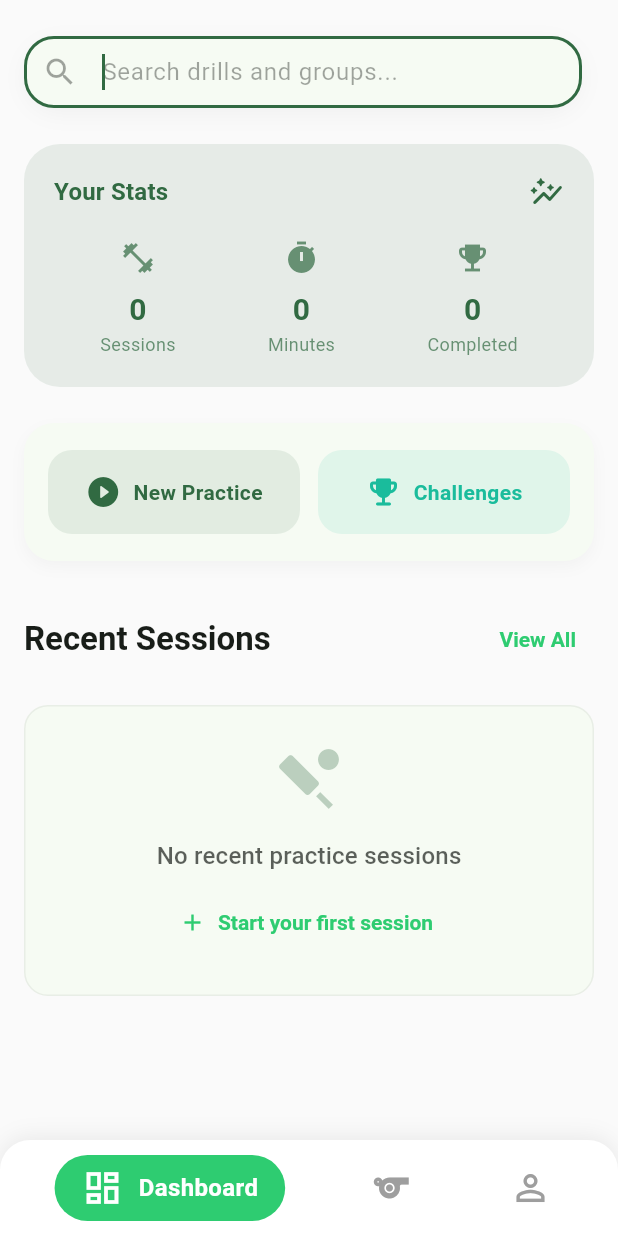
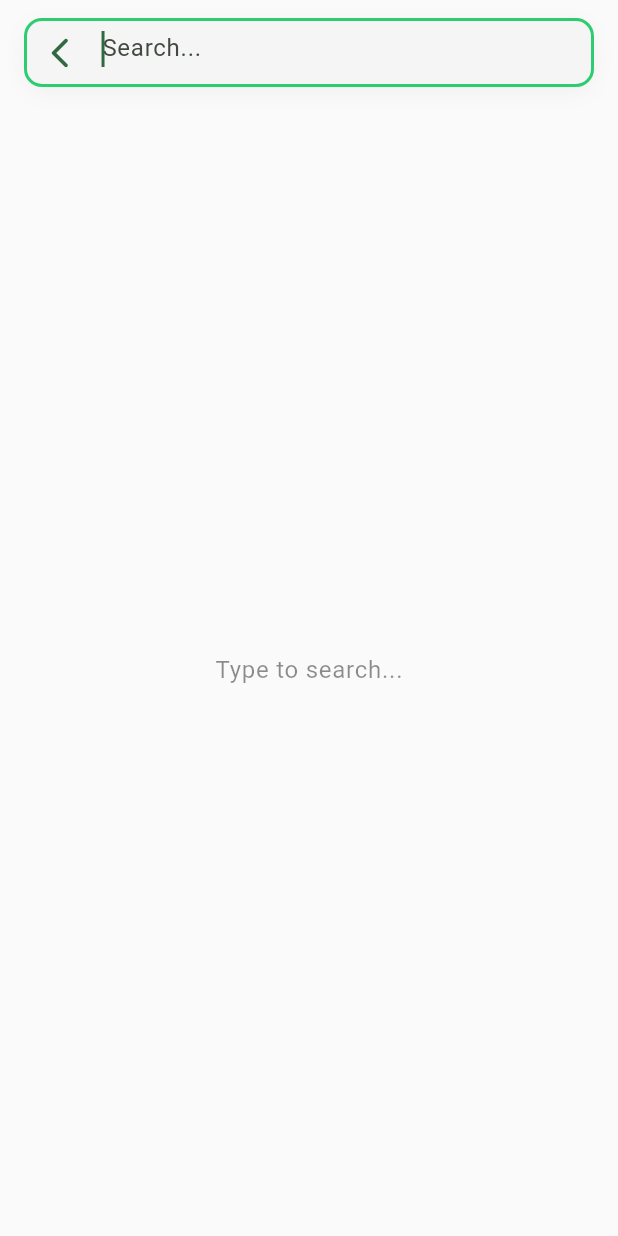
Before and after one commit to Force-Power-Infotech/bowlsace, a Flutter app: the MainNavigationScreen screen opened by its route, after a tap on the "search" icon, on a phone screen of 412 x 824 dp. Run offline on Flutter 3.47's test engine with Material 3 defaults, Android fonts, the phone set to English and light mode, and no system bars; our stand-ins replace connectivity_plus, flutter_secure_storage, get_it, shared_preferences; accounts and stored records are empty; network calls fail.

Commit message:
feat: Implement search functionality with dedicated SearchScreen and update DashboardScreen and DrillGroupsScreen for navigation

```diff
--- a/lib/ui/screens/dashboard/dashboard_screen.dart
+++ b/lib/ui/screens/dashboard/dashboard_screen.dart
@@ -1,5 +1,6 @@
 import 'package:flutter/material.dart';
 import 'package:provider/provider.dart';
+import '../../../ui/screens/search/search_screen.dart';
 import '../../../di/service_locator.dart';
 
 import '../../../providers/user_provider.dart';
@@ -17,8 +18,7 @@ class DashboardScreen extends StatefulWidget {
 }
 
 class _DashboardScreenState extends State<DashboardScreen> {
-  bool _showSearch = false;
-  final TextEditingController _searchController = TextEditingController();
+  // Removed unused _showSearch and _searchController
   bool _isLoading = true;
   String? _errorMessage;
 
@@ -154,74 +154,7 @@ class _DashboardScreenState extends State<DashboardScreen> {
               crossAxisAlignment: CrossAxisAlignment.center,
               children: [
                 Expanded(
-                  child: _showSearch
-                      ? Container(
-                          decoration: BoxDecoration(
-                            color: theme.colorScheme.surface,
-                            borderRadius: BorderRadius.circular(50),
-                            boxShadow: [
-                              BoxShadow(
-                                color: theme.shadowColor.withOpacity(0.04),
-                                blurRadius: 12,
-                                offset: const Offset(0, 4),
-                              ),
-                            ],
-                          ),
-                          child: FocusScope(
-                            child: Focus(
-                              onFocusChange: (hasFocus) {
-                                if (!hasFocus) {
-                                  setState(() {
-                                    _showSearch = false;
-                                    _searchController.clear();
-                                  });
-                                }
-                              },
-                              child: TextField(
-                                controller: _searchController,
-                                autofocus: true,
-                                decoration: InputDecoration(
-                                  prefixIcon: Icon(
-                                    Icons.search,
-                                    color: theme.colorScheme.onSurface.withOpacity(0.4),
-                                  ),
-                                  hintText: 'Search drills and groups...',
-                                  hintStyle: TextStyle(
-                                    color: theme.colorScheme.onSurface.withOpacity(0.4),
-                                  ),
-                                  filled: true,
-                                  fillColor: theme.colorScheme.surface,
-                                  contentPadding: const EdgeInsets.symmetric(vertical: 0, horizontal: 0),
-                                  enabledBorder: OutlineInputBorder(
-                                    borderRadius: BorderRadius.circular(16),
-                                    borderSide: BorderSide(
-                                      color: theme.colorScheme.primary.withOpacity(0.15),
-                                      width: 1.2,
-                                    ),
-                                  ),
-                                  focusedBorder: OutlineInputBorder(
-                                    borderRadius: BorderRadius.circular(20),
-                                    borderSide: BorderSide(
-                                      color: theme.colorScheme.primary,
-                                      width: 2,
-                                    ),
-                                  ),
-                                  border: OutlineInputBorder(
-                                    borderRadius: BorderRadius.circular(16),
-                                    borderSide: BorderSide(
-                                      color: theme.colorScheme.primary.withOpacity(0.15),
-                                      width: 1.2,
-                                    ),
-                                  ),
-                                ),
-                                onChanged: (value) {
-                                  // TODO: Implement search functionality
-                                },
-                              ),
-                            ),
-                          ),
-                        )
-                      : Text(
+                  child: Text(
                     userProvider.user!.firstName ??
                         userProvider.user!.username ??
                         'Bowler',
@@ -233,17 +166,18 @@ class _DashboardScreenState extends State<DashboardScreen> {
                 ),
                 const SizedBox(width: 8),
                 // Search icon button (top right)
-                if (!_showSearch)
                 GestureDetector(
                   onTap: () {
-                      setState(() {
-                        _showSearch = true;
-                      });
+                    Navigator.push(
+                      context,
+                      MaterialPageRoute(
+                        builder: (context) => const SearchScreen(),
+                      ),
+                    );
                   },
                   child: Container(
                     width: 40,
                     height: 40,
-                      // No margin, flush right
                     decoration: BoxDecoration(
                       color: theme.colorScheme.primary.withOpacity(0.1),
                       shape: BoxShape.circle,
--- /dev/null
+++ b/lib/ui/screens/search/search_screen.dart
@@ -0,0 +1,88 @@
+import 'package:flutter/material.dart';
+
+class SearchScreen extends StatefulWidget {
+  const SearchScreen({super.key});
+
+  @override
+  State<SearchScreen> createState() => _SearchScreenState();
+}
+
+class _SearchScreenState extends State<SearchScreen> {
+  final TextEditingController _controller = TextEditingController();
+  List<String> _suggestions = [];
+
+  @override
+  Widget build(BuildContext context) {
+    final theme = Theme.of(context);
+    return Scaffold(
+      appBar: PreferredSize(
+        preferredSize: const Size.fromHeight(70),
+        child: SafeArea(
+          child: Padding(
+            padding: const EdgeInsets.symmetric(horizontal: 16, vertical: 12),
+            child: Container(
+              decoration: BoxDecoration(
+                color: theme.colorScheme.surface,
+                borderRadius: BorderRadius.circular(16),
+                boxShadow: [
+                  BoxShadow(
+                    color: theme.shadowColor.withOpacity(0.04),
+                    blurRadius: 12,
+                    offset: const Offset(0, 4),
+                  ),
+                ],
+              ),
+              child: TextField(
+                controller: _controller,
+                autofocus: true,
+                decoration: InputDecoration(
+                  prefixIcon: IconButton(
+                    icon: Icon(Icons.arrow_back_ios_new_rounded, color: theme.colorScheme.primary),
+                    onPressed: () => Navigator.of(context).pop(),
+                  ),
+                  hintText: 'Search...',
+                  border: InputBorder.none,
+                  contentPadding: const EdgeInsets.symmetric(vertical: 16),
+                ),
+                onChanged: (value) {
+                  // TODO: Call search API and update _suggestions
+                  setState(() {
+                    _suggestions = value.isEmpty
+                        ? []
+                        : List.generate(3, (i) => 'Suggestion for "$value" #${i + 1}');
+                  });
+                },
+              ),
+            ),
+          ),
+        ),
+      ),
+      body: _controller.text.isEmpty
+          ? Center(
+              child: Text(
+                'Type to search...',
+                style: theme.textTheme.bodyLarge?.copyWith(
+                  color: theme.colorScheme.onSurface.withOpacity(0.5),
+                ),
+              ),
+            )
+          : ListView.builder(
+              padding: const EdgeInsets.symmetric(vertical: 16, horizontal: 16),
+              itemCount: _suggestions.length,
+              itemBuilder: (context, index) {
+                return Card(
+                  shape: RoundedRectangleBorder(
+                    borderRadius: BorderRadius.circular(12),
+                  ),
+                  child: ListTile(
+                    title: Text(_suggestions[index]),
+                    onTap: () {
+                      // TODO: Handle suggestion tap
+                    },
+                  ),
+                );
+              },
+            ),
+    );
+  }
+}
```
Also changed, not shown: lib/ui/screens/practice/drill_groups_screen.dart (+24 -12 lines). Lines whose indentation alone changed are shown as unchanged.
